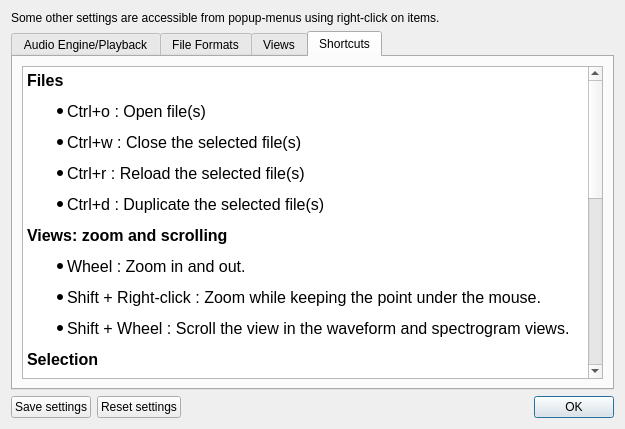
Old version of the form src/wdialogsettings.ui in the repository gillesdegottex/dfasma.
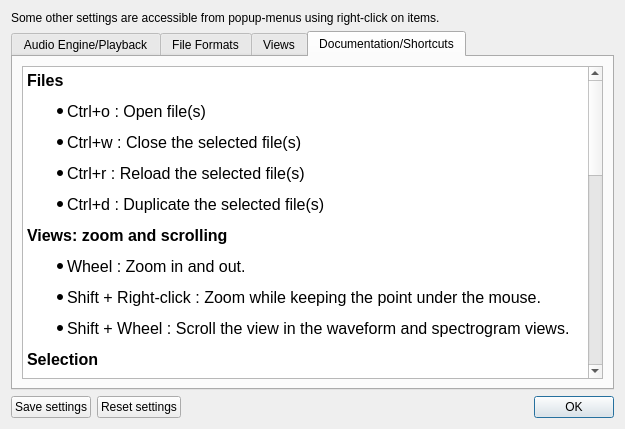
New version of the form. The open tabs and pages were chosen to show the change. Icons and pictures are not drawn.

Commit message: fix doc for labels edition

Patch:
```diff
--- a/src/wdialogsettings.ui
+++ b/src/wdialogsettings.ui
@@ -411,7 +411,7 @@
      </widget>
      <widget class="QWidget" name="tab">
       <attribute name="title">
-       <string>Shortcuts</string>
+       <string>Documentation/Shortcuts</string>
       </attribute>
       <layout class="QHBoxLayout" name="horizontalLayout_2">
        <item>
@@ -437,9 +437,15 @@
 &lt;li style=&quot; font-size:12pt;&quot; style=&quot; margin-top:12px; margin-bottom:12px; margin-left:0px; margin-right:0px; -qt-block-indent:0; text-indent:0px;&quot;&gt;In phase view: Ctrl+Shift + Left-click : Scroll the selection of the waveform.&lt;/li&gt;
 &lt;li style=&quot; font-size:12pt;&quot; style=&quot; margin-top:12px; margin-bottom:12px; margin-left:0px; margin-right:0px; -qt-block-indent:0; text-indent:0px;&quot;&gt;Escape key : Clear any selection.&lt;/li&gt;&lt;/ul&gt;
 &lt;p style=&quot; margin-top:12px; margin-bottom:12px; margin-left:0px; margin-right:0px; -qt-block-indent:0; text-indent:0px;&quot;&gt;&lt;span style=&quot; font-size:12pt; font-weight:600;&quot;&gt;Playback&lt;/span&gt;&lt;/p&gt;
-&lt;ul style=&quot;margin-top: 0px; margin-bottom: 0px; margin-left: 0px; margin-right: 0px; -qt-list-indent: 1;&quot;&gt;&lt;li style=&quot; font-size:12pt;&quot; style=&quot; margin-top:12px; margin-bottom:12px; margin-left:0px; margin-right:0px; -qt-block-indent:0; text-indent:0px;&quot;&gt;Space : Play from the play cursor or the current selection of the selected file.&lt;/li&gt;
-&lt;li style=&quot; font-size:12pt;&quot; style=&quot; margin-top:12px; margin-bottom:12px; margin-left:0px; margin-right:0px; -qt-block-indent:0; text-indent:0px;&quot;&gt;Ctrl + Space : Play current selection while filtering the sound according to the spectral selection.&lt;br /&gt;The filtered time section then becomes redish in order to inform that the waveform has been temporarily altered.&lt;br /&gt;Playing the sound by pressing the Space bar again will restore the original waveform.&lt;/li&gt;&lt;/ul&gt;
-&lt;ul style=&quot;margin-top: 0px; margin-bottom: 0px; margin-left: 0px; margin-right: 0px; -qt-list-indent: 1;&quot;&gt;&lt;li style=&quot; font-size:12pt;&quot; style=&quot; margin-top:12px; margin-bottom:12px; margin-left:0px; margin-right:0px; -qt-block-indent:0; text-indent:0px;&quot;&gt;Escape key : Put the play cursor at the begining and reset the filtering effects.&lt;/li&gt;&lt;/ul&gt;&lt;/body&gt;&lt;/html&gt;</string>
+&lt;ul style=&quot;margin-top: 0px; margin-bottom: 0px; margin-left: 0px; margin-right: 0px; -qt-list-indent: 1;&quot;&gt;&lt;li style=&quot; font-size:12pt;&quot; style=&quot; margin-top:12px; margin-bottom:12px; margin-left:0px; margin-right:0px; -qt-block-indent:0; text-indent:0px;&quot;&gt;Space : Play the current selection of the selected file (or the whole file if there is no selection).&lt;/li&gt;
+&lt;li style=&quot; font-size:12pt;&quot; style=&quot; margin-top:12px; margin-bottom:12px; margin-left:0px; margin-right:0px; -qt-block-indent:0; text-indent:0px;&quot;&gt;Ctrl + Space : Play the selected file while filtering the sound according to the spectral selection.&lt;/li&gt;&lt;/ul&gt;
+&lt;ul style=&quot;margin-top: 0px; margin-bottom: 0px; margin-left: 0px; margin-right: 0px; -qt-list-indent: 1;&quot;&gt;&lt;li style=&quot; font-size:12pt;&quot; style=&quot; margin-top:12px; margin-bottom:12px; margin-left:0px; margin-right:0px; -qt-block-indent:0; text-indent:0px;&quot;&gt;Escape key : Reset any filtering effects.&lt;/li&gt;&lt;/ul&gt;
+&lt;p style=&quot; margin-top:12px; margin-bottom:12px; margin-left:0px; margin-right:0px; -qt-block-indent:0; text-indent:0px;&quot;&gt;&lt;span style=&quot; font-size:12pt; font-weight:600;&quot;&gt;Labels&lt;/span&gt;&lt;/p&gt;
+&lt;ul style=&quot;margin-top: 0px; margin-bottom: 0px; margin-left: 0px; margin-right: 0px; -qt-list-indent: 1;&quot;&gt;&lt;li style=&quot; font-size:12pt;&quot; style=&quot; margin-top:12px; margin-bottom:12px; margin-left:0px; margin-right:0px; -qt-block-indent:0; text-indent:0px;&quot;&gt;Add a label: In Edit mode, simply place the mouse cursor at the time instant where you want to add a label and write (no need to click, select, or anything else).&lt;/li&gt;
+&lt;li style=&quot; font-size:12pt;&quot; style=&quot; margin-top:12px; margin-bottom:12px; margin-left:0px; margin-right:0px; -qt-block-indent:0; text-indent:0px;&quot;&gt;Edit the text of a label: In Edit mode, click in the box of the label you want to edit.&lt;/li&gt;
+&lt;li style=&quot; font-size:12pt;&quot; style=&quot; margin-top:12px; margin-bottom:12px; margin-left:0px; margin-right:0px; -qt-block-indent:0; text-indent:0px;&quot;&gt;Move a label: Drag the label you want to move by holding its vertical line with the right mouse button.&lt;/li&gt;
+&lt;li style=&quot; font-size:12pt;&quot; style=&quot; margin-top:12px; margin-bottom:12px; margin-left:0px; margin-right:0px; -qt-block-indent:0; text-indent:0px;&quot;&gt;Delete a label: Hold the vertical line of the label you want to delete, as if you wanted to move it, and press the delete key.&lt;/li&gt;&lt;/ul&gt;
+&lt;p style=&quot;-qt-paragraph-type:empty; margin-top:12px; margin-bottom:12px; margin-left:0px; margin-right:0px; -qt-block-indent:0; text-indent:0px; font-size:12pt;&quot;&gt;&lt;br /&gt;&lt;/p&gt;&lt;/body&gt;&lt;/html&gt;</string>
          </property>
         </widget>
        </item>
```
